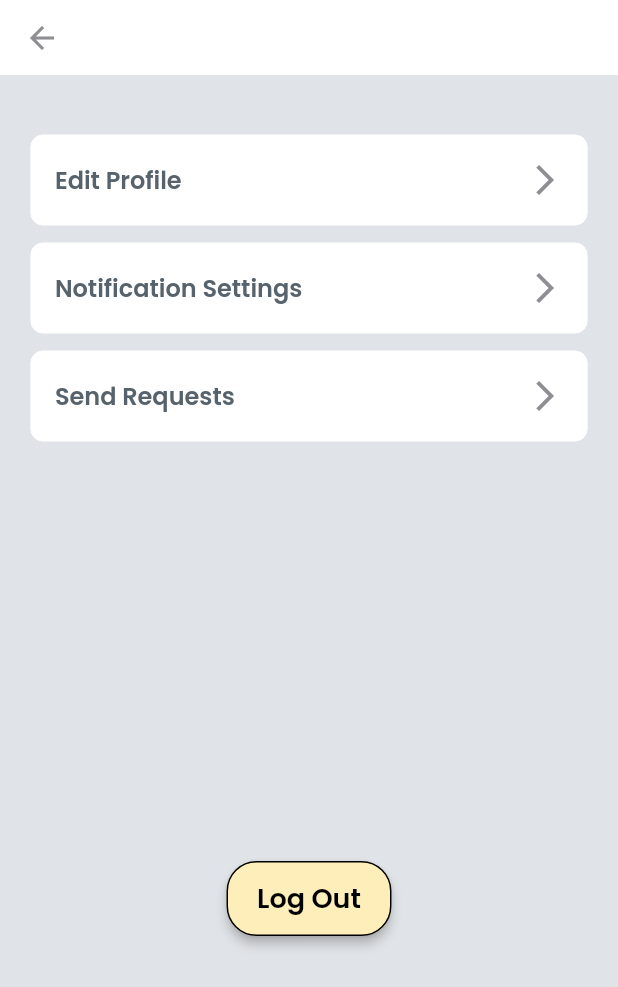
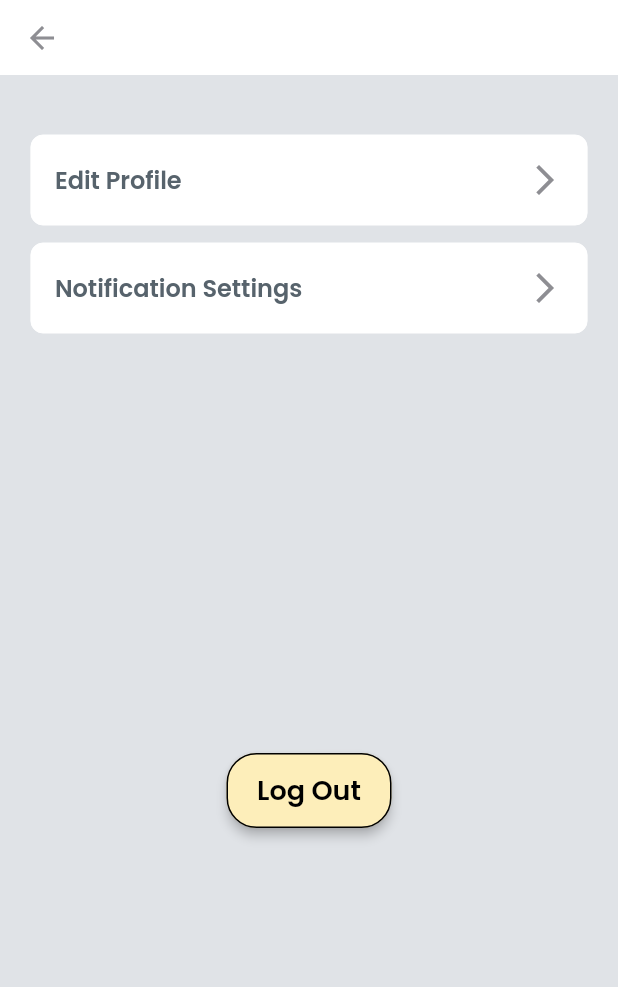
Before and after one commit to gabriel-bolbotina/HomeManagementApp, a Flutter app: the TenantProfilePageWidget screen opened directly, on a phone screen of 412 x 824 dp. Shown: the top 987 px of the screen. Run offline on Flutter 3.47's test engine with Material 2 defaults, Android fonts, the phone set to English and light mode, and no system bars; drawn by our look-alikes of auto_size_text; our stand-ins replace cloud_firestore, firebase_auth, firebase_core, flutter_animate, flutter_signin_button, font_awesome_flutter and 5 more; missing offline and left inert: back_button_interceptor, json_path; accounts and stored records are empty; network calls fail.

```diff
--- a/lib/Pages/ProfilePages/tenant_profile.dart
+++ b/lib/Pages/ProfilePages/tenant_profile.dart
@@ -169,53 +169,6 @@ class _TenantProfilePageWidgetState
               ],
             ),
           ),
-          Padding(
-            padding: const EdgeInsetsDirectional.fromSTEB(0, 12, 0, 0),
-            child: Row(
-              mainAxisSize: MainAxisSize.max,
-              mainAxisAlignment: MainAxisAlignment.center,
-              children: [
-                Material(
-                  color: Colors.transparent,
-                  elevation: 0,
-                  shape: RoundedRectangleBorder(
-                    borderRadius: BorderRadius.circular(8),
-                  ),
-                  child: Container(
-                    width: MediaQuery.of(context).size.width * 0.9,
-                    height: 60,
-                    decoration: BoxDecoration(
-                      color: FlutterFlowTheme.of(context).secondaryBackground,
-                      borderRadius: BorderRadius.circular(8),
-                      border: Border.all(
-                        color: FlutterFlowTheme.of(context).secondaryBackground,
-                        width: 0,
-                      ),
-                    ),
-                    child: Padding(
-                      padding: const EdgeInsetsDirectional.fromSTEB(16, 0, 4, 0),
-                      child: Row(
-                        mainAxisSize: MainAxisSize.max,
-                        mainAxisAlignment: MainAxisAlignment.spaceBetween,
-                        children: [
-                          Text(
-                            'Send Requests',
-                            style: FlutterFlowTheme.of(context).subtitle2,
-                          ),
-                          IconButton(
-                            icon: const Icon(Icons.arrow_forward_ios,
-                              color: CupertinoColors.systemGrey,),
-                            onPressed: () => Navigator.push(context,
-                                MaterialPageRoute(builder: (context) => const TenantRequestsWidget())),
-                          ),
-                        ],
-                      ),
-                    ),
-                  ),
-                ),
-              ],
-            ),
-          ),
           Align(
             alignment: const AlignmentDirectional(0, -0.15),
             child: Padding(
```
Also changed, not shown: lib/Pages/ProfilePages/homeowner_profile.dart (+0 -48 lines).
